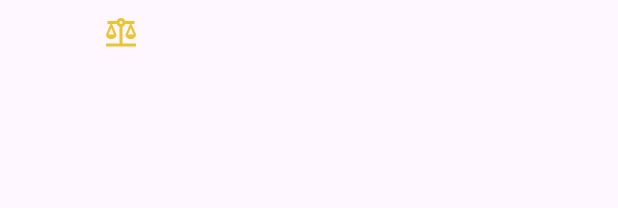
After one commit to RaulReisS/Fitness-Tracker, an Android app: the layout list_calc_item.xml on its own in the app's theme, with its tools: preview values and no code run, on a phone screen of 412 x 824 dp. The commit adds this screen. Shown: the top 208 px of the screen. Run offline under Robolectric (Android 15) with nearby library versions, the phone set to English and light mode, and no system bars.

Commit message:
Criada a interface de exibição dos dados recuperados e sua lógica de programação, assim como evento de clique nessa lista exibida

```diff
--- /dev/null
+++ b/app/src/main/res/drawable/baseline_question_mark_24.xml
@@ -0,0 +1,5 @@
+<vector android:height="24dp" android:tint="#2BB121"
+    android:viewportHeight="24" android:viewportWidth="24"
+    android:width="24dp" xmlns:android="http://schemas.android.com/apk/res/android">
+    <path android:fillColor="@android:color/white" android:pathData="M11.07,12.85c0.77,-1.39 2.25,-2.21 3.11,-3.44c0.91,-1.29 0.4,-3.7 -2.18,-3.7c-1.69,0 -2.52,1.28 -2.87,2.34L6.54,6.96C7.25,4.83 9.18,3 11.99,3c2.35,0 3.96,1.07 4.78,2.41c0.7,1.15 1.11,3.3 0.03,4.9c-1.2,1.77 -2.35,2.31 -2.97,3.45c-0.25,0.46 -0.35,0.76 -0.35,2.24h-2.89C10.58,15.22 10.46,13.95 11.07,12.85zM14,20c0,1.1 -0.9,2 -2,2s-2,-0.9 -2,-2c0,-1.1 0.9,-2 2,-2S14,18.9 14,20z"/>
+</vector>
--- /dev/null
+++ b/app/src/main/res/layout/list_calc_item.xml
@@ -0,0 +1,53 @@
+<?xml version="1.0" encoding="utf-8"?>
+<LinearLayout xmlns:android="http://schemas.android.com/apk/res/android"
+    android:layout_width="match_parent"
+    android:layout_height="wrap_content"
+    android:layout_margin="2dp"
+    android:gravity="center"
+    android:id="@+id/containerItemListCalc"
+    android:orientation="horizontal">
+
+    <LinearLayout
+        android:layout_width="wrap_content"
+        android:layout_height="wrap_content"
+        android:layout_margin="8dp"
+        android:layout_weight="1"
+        android:gravity="center"
+        android:orientation="vertical">
+
+        <ImageView
+            android:id="@+id/imgCalcItemImage"
+            android:layout_width="wrap_content"
+            android:layout_height="wrap_content"
+            android:layout_marginBottom="2dp"
+            android:src="@drawable/baseline_balance_24" />
+
+        <TextView
+            android:id="@+id/txvCalcItemType"
+            android:layout_width="wrap_content"
+            android:layout_height="wrap_content"
+
+            android:textAlignment="center"
+            android:textSize="12sp" />
+
+
+    </LinearLayout>
+
+    <TextView
+        android:id="@+id/txvCalcItemValue"
+        android:layout_width="wrap_content"
+        android:layout_height="wrap_content"
+        android:layout_marginEnd="8dp"
+        android:layout_weight="1"
+        android:textAlignment="center"
+        android:textSize="14sp" />
+
+    <TextView
+        android:id="@+id/txvCalcItemDate"
+        android:layout_width="wrap_content"
+        android:layout_height="wrap_content"
+        android:layout_marginEnd="8dp"
+        android:layout_weight="1"
+        android:textAlignment="center"
+        android:textSize="14sp" />
+</LinearLayout>
--- a/app/src/main/res/values/strings.xml
+++ b/app/src/main/res/values/strings.xml
@@ -26,4 +26,7 @@ indicate if they have the ideal weight, or if it is above or below that value.\n
     <string name="bmr_response">BMR: %1$.2f</string>
     <string name="delete_message">Are you sure you want to delete the record?</string>
     <string name="cancel">Cancel</string>
+    <string name="bmi_label">IMC</string>
+    <string name="bmr_label">TBM</string>
+    <string name="registred_on">Registered on:</string>
 </resources>
```
Also changed, not shown: app/src/main/java/br/com/raulreis/fitnesstracker/ListCalcActivity.kt (+103 -3 lines), app/src/main/res/layout/activity_list_calc.xml (+5 -3 lines), 1 other file.
